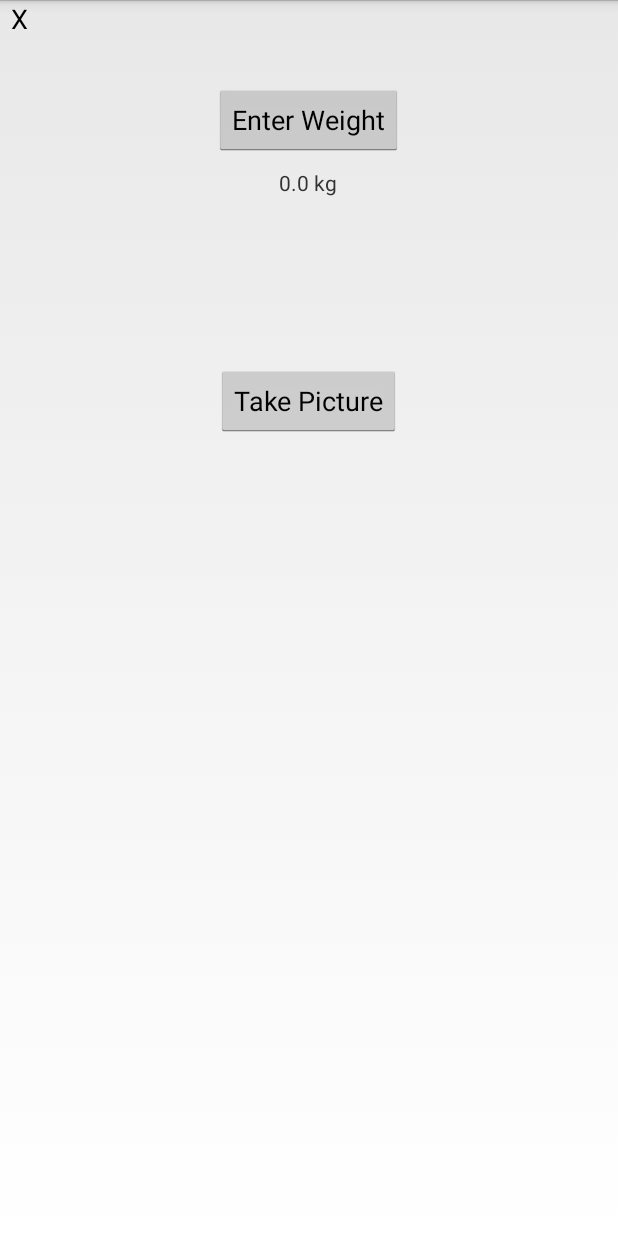
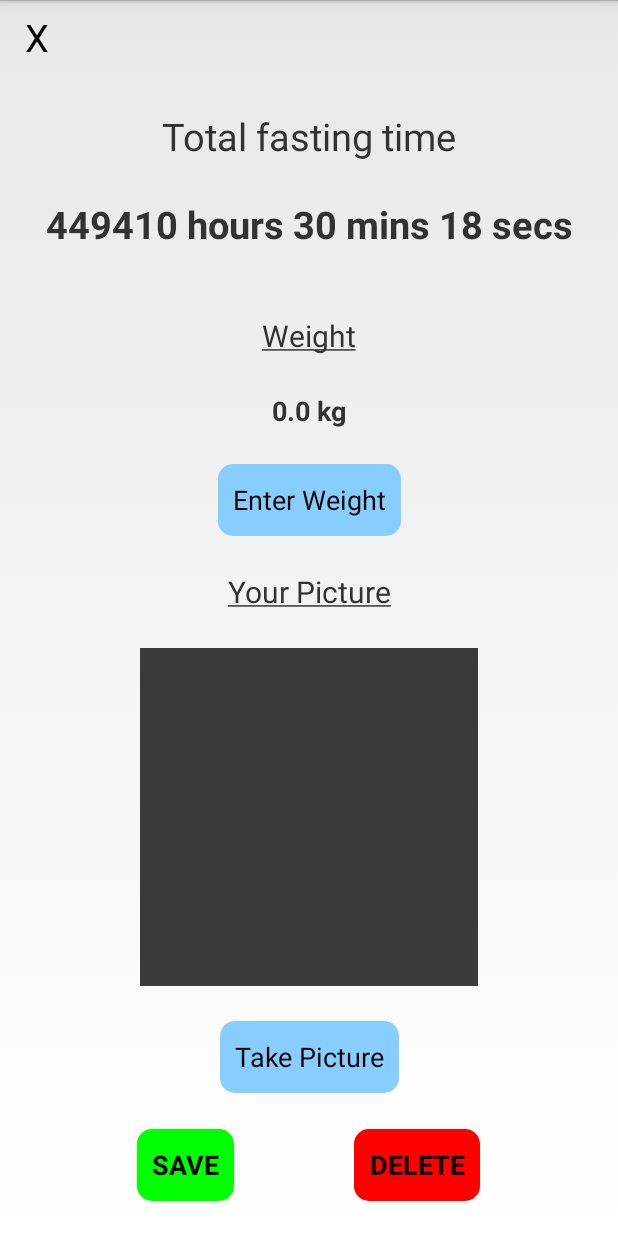
Before and after one commit to satwikkumar/FastIt-Intermittent-Fasting-App, an Android app: the AdditionalInfoActivity screen opened directly, with no data from a screen before it, on a phone screen of 412 x 824 dp. Run offline under Robolectric (Android 15) with nearby library versions, the phone set to English and light mode, and no system bars; our stand-ins replace Room's generated code.

Commit message:
Updated AdditionalInfo Activity

```diff
--- a/app/src/main/AndroidManifest.xml
+++ b/app/src/main/AndroidManifest.xml
@@ -15,7 +15,8 @@
         android:theme="@style/AppTheme">
 
         <activity android:name=".AdditionalInfoActivity"
-            android:theme="@style/NoActionBar">
+            android:theme="@style/NoActionBar"
+            android:screenOrientation="portrait">
 
         </activity>
 
--- a/app/src/main/java/edu/neu/madcourse/fastit/AdditionalInfoActivity.java
+++ b/app/src/main/java/edu/neu/madcourse/fastit/AdditionalInfoActivity.java
@@ -12,6 +12,7 @@ import android.content.Intent;
 import android.content.pm.PackageManager;
 import android.graphics.Bitmap;
 import android.graphics.BitmapFactory;
+import android.graphics.Typeface;
 import android.net.Uri;
 import android.os.Bundle;
 import android.os.Environment;
@@ -43,6 +44,7 @@ public class AdditionalInfoActivity extends Activity {
     private String filePath;
     private TextView weightTextView;
     private ImageView previewImage;
+    private TextView fastingTime;
 
     @Override
     protected void onDestroy() {
@@ -57,9 +59,26 @@ public class AdditionalInfoActivity extends Activity {
         setContentView(R.layout.activity_additional_info);
         sharedPreferenceManager = new SharedPreferenceManager(this);
         sharedPreferenceManager.setLongPref(Constants.SP_CURRENT_FASTING_END_TIME, System.currentTimeMillis());
+        long start = sharedPreferenceManager.getLongPref(Constants.SP_CURRENT_FASTING_START_TIME);
         weightTextView = findViewById(R.id.weight_text);
+        fastingTime = findViewById(R.id.fasting_time);
         weightTextView.setText(weight+" kg");
         previewImage = findViewById(R.id.image_preview);
+        long fTime = (new Date()).getTime() - (new Date(start)).getTime();
+        long h = fTime/(3600000);
+        long m = (fTime-(h*3600000))/(60*1000);
+        long s = (fTime-(h*3600000)-(m*60000))/1000;
+        String time = "";
+        if(h>0){
+            time+=h+" hours ";
+        }
+        if(m>0){
+            time+=m+" mins ";
+        }
+        if(s>0){
+            time+=s+" secs";
+        }
+        fastingTime.setText(time);
     }
 
     public void dismissActivity(View view){
@@ -80,11 +99,13 @@ public class AdditionalInfoActivity extends Activity {
         layout.setOrientation(LinearLayout.VERTICAL);
 
         final TextView dotText = new TextView(this);
-        dotText.setText("dot");
+        dotText.setText("[.]");
+        dotText.setTypeface(null, Typeface.BOLD);
         dotText.setGravity(Gravity.CENTER);
 
         final TextView kgText = new TextView(this);
         kgText.setText("KG");
+        kgText.setTypeface(null, Typeface.BOLD);
         dotText.setGravity(Gravity.CENTER);
 
         LinearLayout.LayoutParams lp = new LinearLayout.LayoutParams(
--- /dev/null
+++ b/app/src/main/res/drawable/button_background_blue.xml
@@ -0,0 +1,5 @@
+<shape xmlns:android="http://schemas.android.com/apk/res/android"
+    android:shape="rectangle">
+    <solid android:color="#87ceff" />
+    <corners android:radius="10dp" />
+</shape>
--- /dev/null
+++ b/app/src/main/res/drawable/button_background_red.xml
@@ -0,0 +1,5 @@
+<shape xmlns:android="http://schemas.android.com/apk/res/android"
+    android:shape="rectangle">
+    <solid android:color="#ff0000" />
+    <corners android:radius="10dp" />
+</shape>
--- a/app/src/main/res/layout/activity_additional_info.xml
+++ b/app/src/main/res/layout/activity_additional_info.xml
@@ -8,57 +8,137 @@
 
     <Button
         android:id="@+id/button"
-        android:layout_width="25dp"
-        android:layout_height="25dp"
+        android:layout_width="50dp"
+        android:layout_height="50dp"
         android:background="@android:color/transparent"
+        android:onClick="dismissActivity"
         android:text="X"
+        android:textSize="25sp"
         app:layout_constraintStart_toStartOf="parent"
-        app:layout_constraintTop_toTopOf="parent"
-        android:onClick="dismissActivity"/>
+        app:layout_constraintTop_toTopOf="parent" />
+
+    <TextView
+        android:id="@+id/fasting_title"
+        android:layout_width="wrap_content"
+        android:layout_height="wrap_content"
+        android:text="Total fasting time"
+        android:textSize="25sp"
+        app:layout_constraintBottom_toTopOf="@id/fasting_time"
+        app:layout_constraintEnd_toEndOf="parent"
+        app:layout_constraintStart_toStartOf="parent"
+        app:layout_constraintTop_toBottomOf="@id/button" />
+
+    <TextView
+        android:id="@+id/fasting_time"
+        android:layout_width="wrap_content"
+        android:layout_height="wrap_content"
+        android:text="10 m"
+        android:textSize="25sp"
+        android:textStyle="bold"
+        app:layout_constraintBottom_toTopOf="@id/weight_title"
+        app:layout_constraintEnd_toEndOf="parent"
+        app:layout_constraintStart_toStartOf="parent"
+        app:layout_constraintTop_toBottomOf="@id/fasting_title" />
+
+    <TextView
+        android:id="@+id/weight_title"
+        android:layout_width="wrap_content"
+        android:layout_height="wrap_content"
+        android:layout_marginTop="20dp"
+        android:text="@string/weight"
+        android:textSize="20sp"
+        app:layout_constraintBottom_toTopOf="@+id/weight_text"
+        app:layout_constraintEnd_toEndOf="parent"
+        app:layout_constraintStart_toStartOf="parent"
+        app:layout_constraintTop_toBottomOf="@id/fasting_time" />
+
+    <TextView
+        android:id="@+id/weight_text"
+        android:layout_width="wrap_content"
+        android:layout_height="wrap_content"
+        android:textSize="18sp"
+        android:textStyle="bold"
+        app:layout_constraintBottom_toTopOf="@+id/enter_weight_button"
+        app:layout_constraintEnd_toEndOf="parent"
+        app:layout_constraintStart_toStartOf="parent"
+        app:layout_constraintTop_toBottomOf="@id/weight_title" />
 
     <Button
         android:id="@+id/enter_weight_button"
         android:layout_width="wrap_content"
         android:layout_height="wrap_content"
-        android:layout_marginTop="56dp"
+        android:background="@drawable/button_background_blue"
+        android:onClick="enterWeightPressed"
+        android:padding="10dp"
         android:text="@string/enter_weight"
-        android:onClick="enterWeightPressed"
+        app:layout_constraintBottom_toTopOf="@id/image_title"
         app:layout_constraintEnd_toEndOf="parent"
-        app:layout_constraintHorizontal_bias="0.498"
         app:layout_constraintStart_toStartOf="parent"
-        app:layout_constraintTop_toTopOf="parent" />
+        app:layout_constraintTop_toBottomOf="@id/weight_text" />
+
 
     <TextView
-        android:id="@+id/weight_text"
+        android:id="@+id/image_title"
         android:layout_width="wrap_content"
         android:layout_height="wrap_content"
-        android:layout_marginTop="8dp"
+        android:text="@string/your_picture"
+        android:textSize="20sp"
+        app:layout_constraintBottom_toTopOf="@id/image_preview"
         app:layout_constraintEnd_toEndOf="parent"
-        app:layout_constraintHorizontal_bias="0.498"
         app:layout_constraintStart_toStartOf="parent"
-        app:layout_constraintTop_toBottomOf="@+id/enter_weight_button" />
+        app:layout_constraintTop_toBottomOf="@id/enter_weight_button" />
+
+    <ImageView
+        android:id="@+id/image_preview"
+        android:layout_width="225dp"
+        android:layout_height="225dp"
+        android:padding="1dp"
+        android:background="@color/colorPrimaryDark"
+        app:layout_constraintBottom_toTopOf="@id/take_picture_button"
+        app:layout_constraintEnd_toEndOf="parent"
+        app:layout_constraintStart_toStartOf="parent"
+        app:layout_constraintTop_toBottomOf="@+id/image_title"
+        tools:src="@tools:sample/avatars" />
 
     <Button
         android:id="@+id/take_picture_button"
         android:layout_width="wrap_content"
         android:layout_height="wrap_content"
-        android:layout_marginTop="112dp"
+        android:background="@drawable/button_background_blue"
+        android:onClick="launchCamera"
+        android:padding="10dp"
         android:text="@string/take_picture"
-        android:onClick="launchCamera"
+        app:layout_constraintBottom_toTopOf="@id/linear"
         app:layout_constraintEnd_toEndOf="parent"
-        app:layout_constraintHorizontal_bias="0.498"
         app:layout_constraintStart_toStartOf="parent"
-        app:layout_constraintTop_toBottomOf="@+id/weight_text" />
+        app:layout_constraintTop_toBottomOf="@+id/image_preview" />
 
-    <ImageView
-        android:id="@+id/image_preview"
-        android:layout_width="250dp"
-        android:layout_height="250dp"
+    <LinearLayout
+        android:id="@+id/linear"
+        android:layout_width="match_parent"
+        android:layout_height="wrap_content"
+        android:gravity="center"
         app:layout_constraintBottom_toBottomOf="parent"
         app:layout_constraintEnd_toEndOf="parent"
-        app:layout_constraintHorizontal_bias="0.498"
-        app:layout_constraintStart_toStartOf="parent"
-        app:layout_constraintTop_toBottomOf="@+id/take_picture_button"
-        app:layout_constraintVertical_bias="0.071"
-        tools:src="@tools:sample/avatars" />
+        app:layout_constraintTop_toBottomOf="@id/take_picture_button">
+
+        <Button
+            android:layout_width="wrap_content"
+            android:layout_height="wrap_content"
+            android:text="SAVE"
+            android:background="@drawable/button_background_green"
+            android:padding="10dp"
+            android:textStyle="bold"
+            android:layout_marginEnd="40dp"/>
+
+        <Button
+            android:layout_width="wrap_content"
+            android:padding="10dp"
+            android:layout_height="wrap_content"
+            android:text="DELETE"
+            android:textStyle="bold"
+            android:onClick="dismissActivity"
+            android:background="@drawable/button_background_red"
+            android:layout_marginStart="40dp"/>
+    </LinearLayout>
 </androidx.constraintlayout.widget.ConstraintLayout>
--- a/app/src/main/res/layout/activity_planning_info.xml
+++ b/app/src/main/res/layout/activity_planning_info.xml
@@ -43,7 +43,7 @@
         android:layout_height="wrap_content"
         android:text="START FASTING"
         android:padding="10dp"
-        android:background="@drawable/button_background"
+        android:background="@drawable/button_background_green"
         app:layout_constraintStart_toStartOf="parent"
         app:layout_constraintEnd_toEndOf="parent"
         app:layout_constraintTop_toBottomOf="@id/duration"
--- a/app/src/main/res/values/strings.xml
+++ b/app/src/main/res/values/strings.xml
@@ -14,4 +14,6 @@
     <string name="end_fasting">End Fasting</string>
     <string name="enter_weight">Enter Weight</string>
     <string name="take_picture">Take Picture</string>
+    <string name="your_picture"><u>Your Picture</u></string>
+    <string name="weight"><u>Weight</u></string>
 </resources>
```
Also changed, not shown: app/src/main/res/drawable/button_background_green.xml (renamed from app/src/main/res/drawable/button_background.xml).
